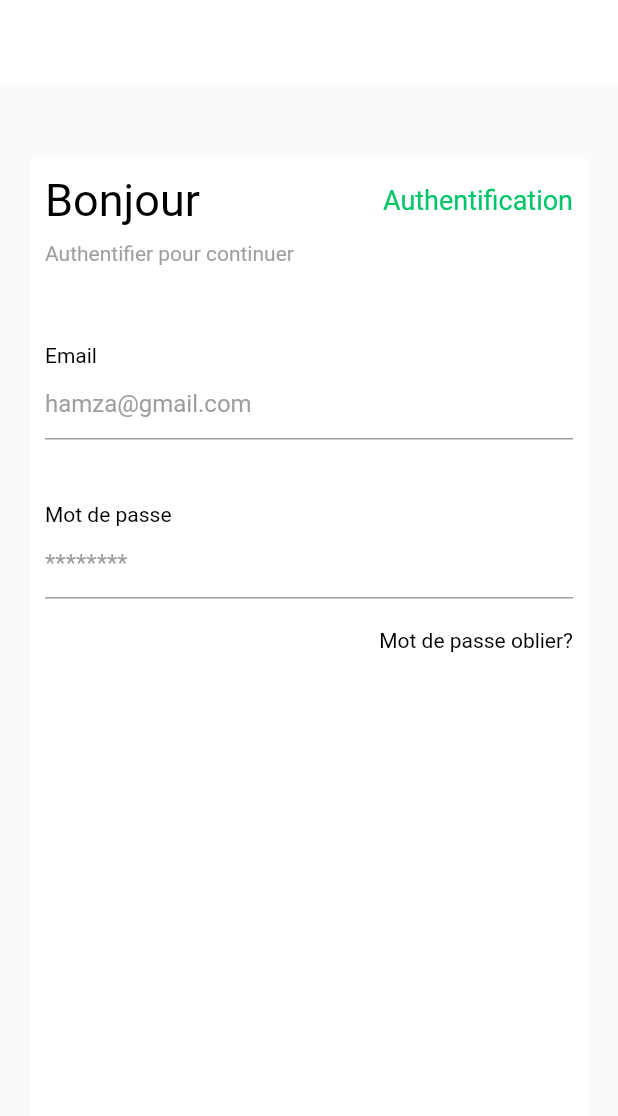
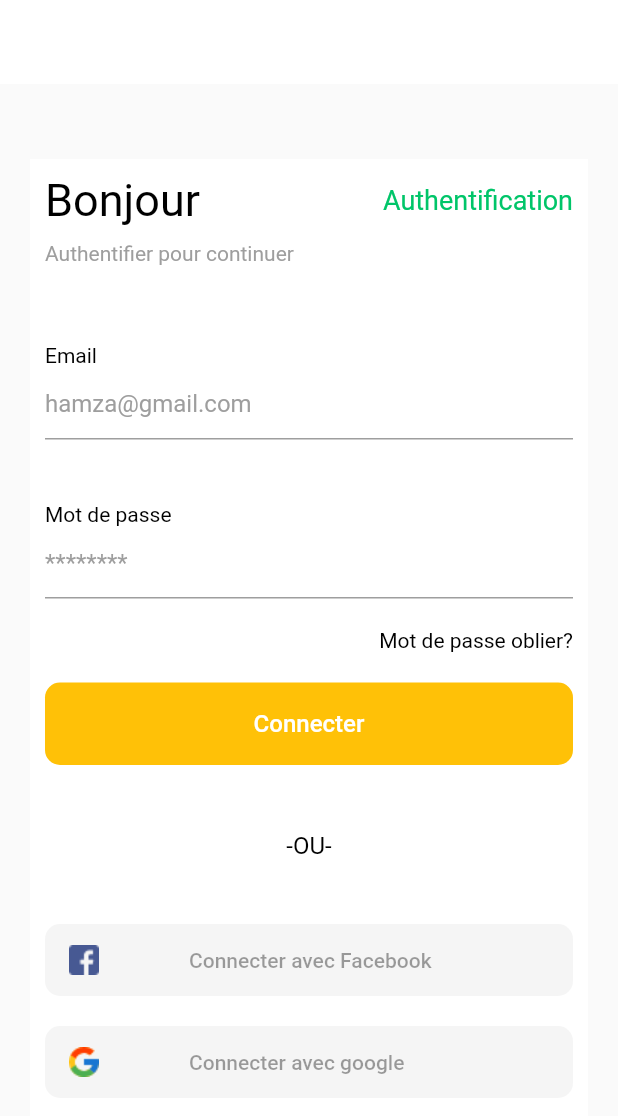
Before and after one commit to ayachhamza/Flutter_ecom_app, a Flutter app: the screen it shows after launch, on a phone screen of 412 x 824 dp. Shown: the top 1116 px of the screen. Run offline on Flutter 3.47's test engine with Material 2 defaults, Android fonts, the phone set to English and light mode, and no system bars.

Commit message:
finished Sign In ui Next step is to connect my app to the firebase

```diff
--- a/lib/view/auth/login_screen.dart
+++ b/lib/view/auth/login_screen.dart
@@ -1,5 +1,7 @@
 import 'package:flutter/material.dart';
 import 'package:projet_last/constace.dart';
+import 'package:projet_last/view/widgets/custom_button.dart';
+import 'package:projet_last/view/widgets/custom_button_social.dart';
 import 'package:projet_last/view/widgets/custom_text.dart';
 import 'package:projet_last/view/widgets/custom_text_form_field.dart';
 
@@ -71,6 +73,32 @@ class LoginScreen extends StatelessWidget {
                   fontSize: 14,
                   align: Alignment.topRight,
                 ),
+                SizedBox(
+                  height: 20,
+                ),
+                CustomButton(
+                  text: 'Connecter',
+                  onPress: () {},
+                ),
+                SizedBox(height: 44),
+                CustomText(
+                  text: '-OU-',
+                  align: Alignment.center,
+                ),
+                SizedBox(
+                  height: 43,
+                ),
+                CustomButtonSocial(
+                    text: 'Connecter avec Facebook',
+                    imageName: 'assets/images/facebook.png',
+                    onPress: () {}),
+                SizedBox(
+                  height: 20,
+                ),
+                CustomButtonSocial(
+                    text: 'Connecter avec google',
+                    imageName: 'assets/images/google.png',
+                    onPress: () {}),
               ],
             ),
           ),
--- /dev/null
+++ b/lib/view/widgets/custom_button.dart
@@ -0,0 +1,34 @@
+import 'package:flutter/material.dart';
+
+import '../../constace.dart';
+import 'custom_text.dart';
+
+class CustomButton extends StatelessWidget {
+  final Function onPress;
+  final String text;
+  final Color color;
+  final Color background;
+
+  const CustomButton({
+    required this.text,
+    this.color = Colors.white,
+    this.background = primaryColor,
+    required this.onPress,
+    Key? key,
+  }) : super(key: key);
+
+  @override
+  Widget build(BuildContext context) {
+    return FlatButton(
+      padding: EdgeInsets.all(18),
+      shape: RoundedRectangleBorder(borderRadius: BorderRadius.circular(10)),
+      onPressed: () {},
+      color: background,
+      child: CustomText(
+        color: color,
+        align: Alignment.center,
+        text: text,
+      ),
+    );
+  }
+}
--- /dev/null
+++ b/lib/view/widgets/custom_button_social.dart
@@ -0,0 +1,41 @@
+import 'package:flutter/material.dart';
+
+class CustomButtonSocial extends StatelessWidget {
+  final Color color;
+  final String text;
+  final String imageName;
+  final Function onPress;
+
+  const CustomButtonSocial({
+    this.color = Colors.white,
+    required this.text,
+    required this.imageName,
+    required this.onPress,
+    Key? key,
+  }) : super(key: key);
+
+  @override
+  Widget build(BuildContext context) {
+    return Container(
+      decoration: BoxDecoration(
+        borderRadius: BorderRadius.circular(10),
+        color: Colors.grey.shade100,
+      ),
+      // ignore: deprecated_member_use
+      child: FlatButton(
+          onPressed: onPress(),
+          color: color,
+          shape:
+              RoundedRectangleBorder(borderRadius: BorderRadius.circular(12)),
+          child: Row(
+            children: [
+              Image.asset(imageName),
+              SizedBox(
+                width: 60,
+              ),
+              Text(text),
+            ],
+          )),
+    );
+  }
+}
--- a/pubspec.yaml
+++ b/pubspec.yaml
@@ -40,9 +40,9 @@ flutter:
   # the material Icons class.
   uses-material-design: true
   # To add assets to your application, add an assets section, like this:
-  # assets:
-  #   - images/a_dot_burr.jpeg
-  #   - images/a_dot_ham.jpeg
+  assets:
+    - assets/images/
+
   # An image asset can refer to one or more resolution-specific "variants", see
   # https://flutter.dev/assets-and-images/#resolution-aware.
   # For details regarding adding assets from package dependencies, see
```
Also changed, not shown: assets/images/facebook.png (added), assets/images/google.png (added).
